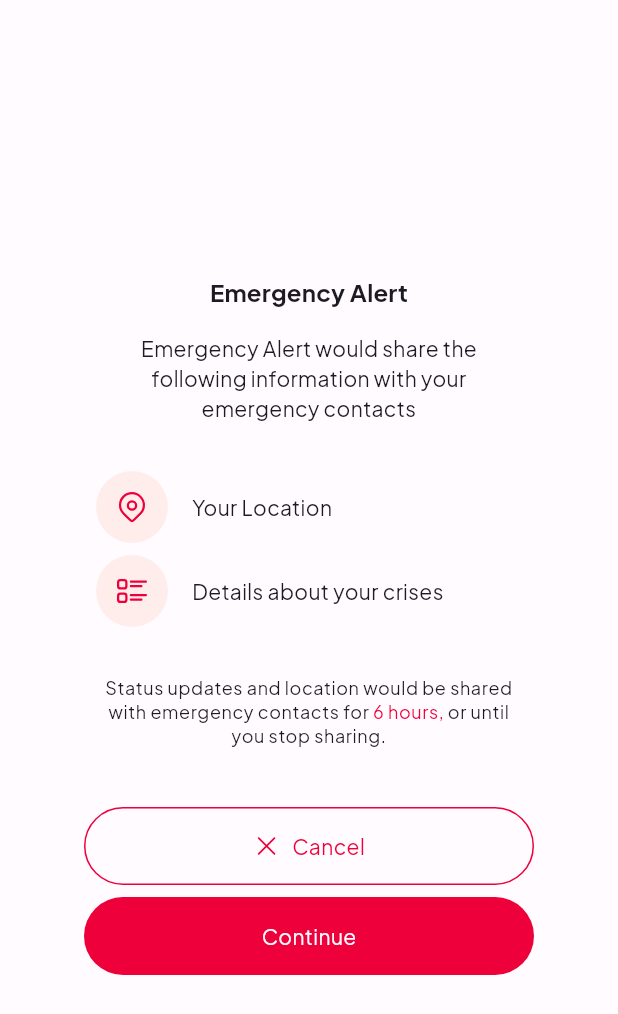
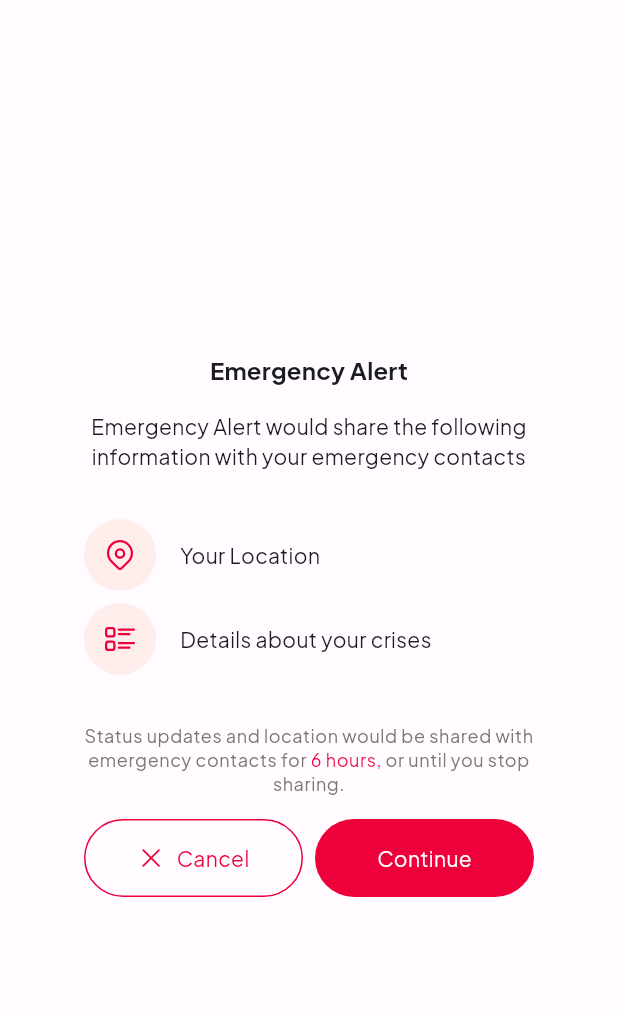
Before and after one commit to sickler-app/sickler, a Flutter app: the EmergencyAlertDisclaimerDialog widget shown alone on an empty page, opened directly, on a phone screen of 412 x 824 dp. Shown: the top 1014 px of the screen. Run offline on Flutter 3.47's test engine with Material 3 defaults, Android fonts, the phone set to English and light mode, and no system bars; drawn by our look-alikes of flutter_animate; our stand-ins replace equatable, fluentui_system_icons, flutter_svg, gap.

Commit message:
UI: Built Emergency alert disclaimer dialog

```diff
--- a/lib/screens/emergency/components/emergency_alert_disclaimer_dialog.dart
+++ b/lib/screens/emergency/components/emergency_alert_disclaimer_dialog.dart
@@ -15,24 +15,6 @@ class EmergencyAlertDisclaimerDialog extends StatelessWidget {
     ///TODO: Wrap with BackButton Listener
     return SicklerAlertDialog(
       title: "Emergency Alert",
-      actions: [
-        SicklerButton(
-          onPressed: () {},
-          label: "Cancel",
-          buttonType: SicklerButtonType.outline,
-          color: theme.colorScheme.error,
-          icon: FluentIcons.dismiss_24_regular,
-        ),
-        // const Gap( 16),
-        SicklerButton(
-          onPressed: () {},
-          label: "Continue",
-          buttonType: SicklerButtonType.primary,
-          color: SicklerColours.white,
-          backgroundColor: theme.colorScheme.error,
-       //   iconPath: "assets/svg/emergency.svg",
-        )
-      ],
       child: Column(
         mainAxisSize: MainAxisSize.min,
         children: [
@@ -65,21 +47,50 @@ class EmergencyAlertDisclaimerDialog extends StatelessWidget {
                 TextSpan(
                   text:
                       "Status updates and location would be shared with emergency contacts for",
-                  style: theme.textTheme.bodySmall,
+                  style: theme.textTheme.bodySmall!.copyWith(color: SicklerColours.neutral50),
                 ),
                 TextSpan(
                   text: " 6 hours, ",
-                  style: theme.textTheme.bodySmall!
-                      .copyWith(color: isDarkMode ? SicklerColours.red70 : theme.colorScheme.error),
+                  style: theme.textTheme.bodySmall!.copyWith(
+                      color: isDarkMode
+                          ? SicklerColours.red70
+                          : theme.colorScheme.error),
                 ),
                 TextSpan(
                   text: "or until you stop sharing.",
-                  style: theme.textTheme.bodySmall,
+                  style: theme.textTheme.bodySmall!.copyWith(color: SicklerColours.neutral50),
                 ),
               ],
             ),
           ),
           const Gap(16),
+          Row(
+            mainAxisSize: MainAxisSize.max,
+            children: [
+              Expanded(
+                child: SicklerButton(
+                  onPressed: () {
+                    Navigator.pop(context);
+                  },
+                  label: "Cancel",
+                  buttonType: SicklerButtonType.outline,
+                  color: theme.colorScheme.error,
+                  icon: FluentIcons.dismiss_24_regular,
+                ),
+              ),
+              const Gap( 8),
+              Expanded(
+                child: SicklerButton(
+                  onPressed: () {},
+                  label: "Continue",
+                  buttonType: SicklerButtonType.primary,
+                  color: SicklerColours.white,
+                  backgroundColor: theme.colorScheme.error,
+                  //   iconPath: "assets/svg/emergency.svg",
+                ),
+              )
+            ],
+          )
         ],
       ),
     );
@@ -102,7 +113,9 @@ class AlertDetailsText extends StatelessWidget {
           padding: const EdgeInsets.all(12),
           decoration: BoxDecoration(
             shape: BoxShape.circle,
-            color: isDarkMode ? theme.colorScheme.errorContainer : SicklerColours.red95,
+            color: isDarkMode
+                ? theme.colorScheme.errorContainer
+                : SicklerColours.red95,
           ),
           child: Icon(
             iconData,
--- a/lib/screens/global_components/sickler_alert_dialog.dart
+++ b/lib/screens/global_components/sickler_alert_dialog.dart
@@ -16,18 +16,10 @@ class SicklerAlertDialog extends StatelessWidget {
           "Cannot have both 'child' and `message` parameters simultaneously, consider removing one");
     }
     final ThemeData theme = Theme.of(context);
-    return AlertDialog.adaptive(
-      actionsPadding: const EdgeInsets.only(
-        bottom: 16,
-        left: 16,
-        right: 16,
-        top: 0,
-      ),
+    return AlertDialog(
+      contentPadding: const EdgeInsets.all(16),
       surfaceTintColor: Colors.transparent,
       backgroundColor: theme.scaffoldBackgroundColor,
-      actionsAlignment: MainAxisAlignment.center,
-      actions: actions,
-      actionsOverflowButtonSpacing: 8,
       scrollable: false,
       title: Text(title,
           textAlign: TextAlign.center,
```
